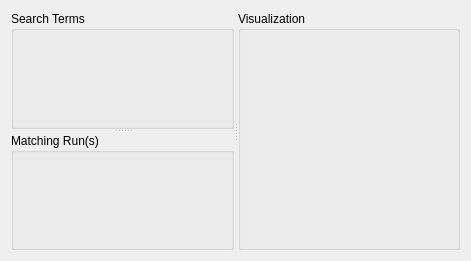
Old version of the form gemviz/resources/bluesky_runs_catalog.ui in the repository BCDA-APS/gemviz.
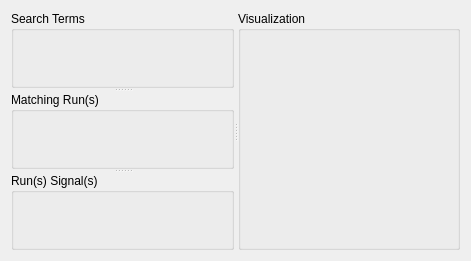
New version of the form.

Patch:
```diff
--- a/gemviz/resources/bluesky_runs_catalog.ui
+++ b/gemviz/resources/bluesky_runs_catalog.ui
@@ -13,7 +13,7 @@
   <property name="windowTitle">
    <string>Form</string>
   </property>
-  <layout class="QHBoxLayout" name="horizontalLayout_3">
+  <layout class="QVBoxLayout" name="verticalLayout">
    <item>
     <widget class="QSplitter" name="hsplitter">
      <property name="orientation">
@@ -35,6 +35,12 @@
        </property>
        <layout class="QHBoxLayout" name="horizontalLayout_2"/>
       </widget>
+      <widget class="QGroupBox" name="stream_groupbox">
+       <property name="title">
+        <string>Run(s) Signal(s)</string>
+       </property>
+       <layout class="QHBoxLayout" name="horizontalLayout_3"/>
+      </widget>
      </widget>
      <widget class="QGroupBox" name="viz_groupbox">
       <property name="title">
```
